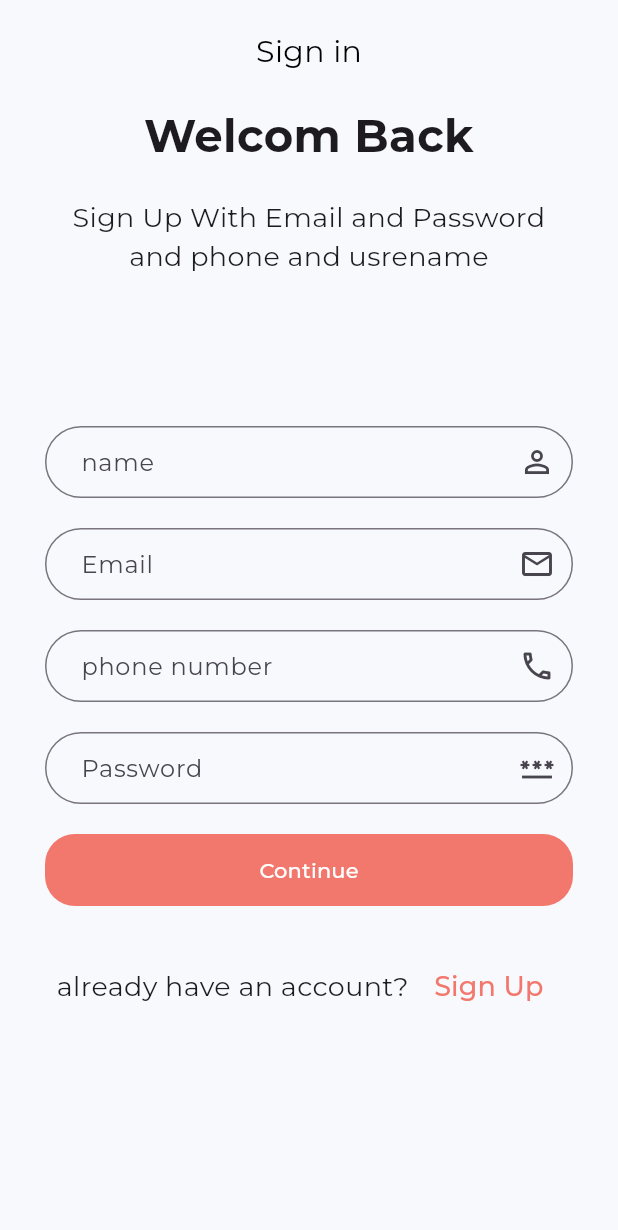
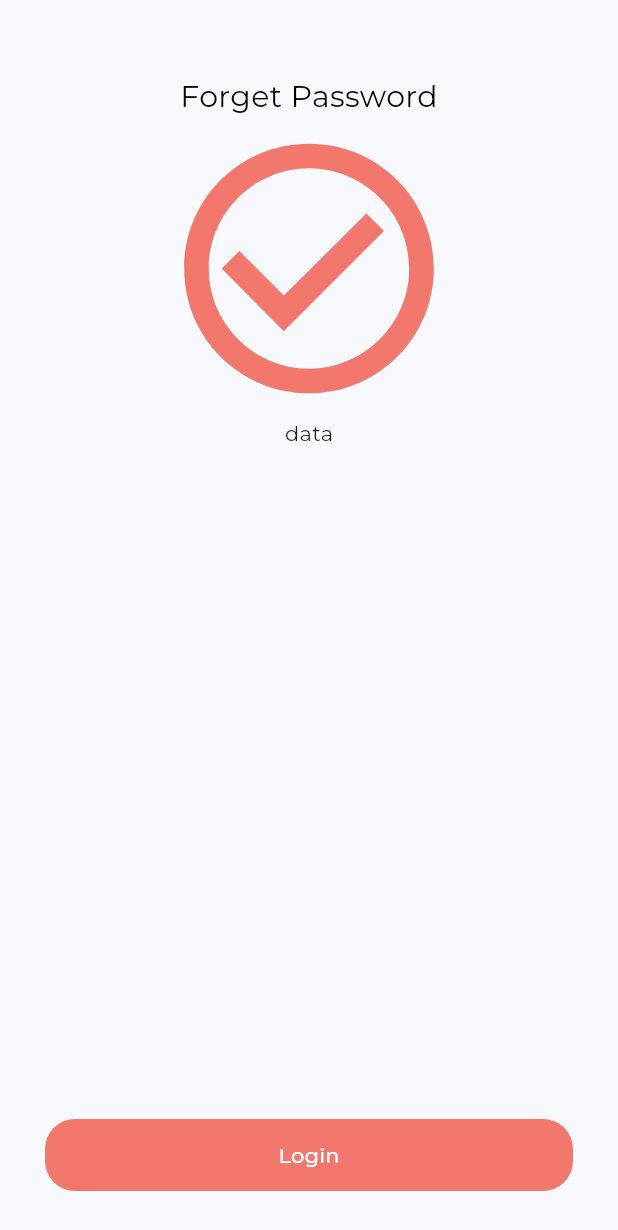
Before and after one commit to Ezzat200/E-commerce-app, a Flutter app: the SignUpScreen screen opened by its route, after a tap on "Continue", on a phone screen of 412 x 824 dp. Shown: the top 1230 px of the screen. Run offline on Flutter 3.47's test engine with Material 3 defaults, Android fonts, the phone set to English and light mode, and no system bars; our stand-ins replace bloc, flutter_bloc, flutter_otp_text_field, go_router, google_fonts, shared_preferences; accounts and stored records are empty; project files that could hold a hidden picture were left out.

Commit message:
"Updated AppRouter with new route and screen, refactored LoginScreen and SignUpScreen, and added dependencies to pubspec.yaml"

```diff
--- a/lib/core/utils/approuter.dart
+++ b/lib/core/utils/approuter.dart
@@ -1,8 +1,9 @@
-import 'package:e_commerce_app/view/screens/auth/forgetPasswrod.dart';
+import 'package:e_commerce_app/view/screens/auth/forgetScreens/forgetPasswrod.dart';
 import 'package:e_commerce_app/view/screens/auth/loginscreen.dart';
-import 'package:e_commerce_app/view/screens/auth/resetPassword.dart';
+import 'package:e_commerce_app/view/screens/auth/forgetScreens/resetPassword.dart';
 import 'package:e_commerce_app/view/screens/auth/signupScreen.dart';
-import 'package:e_commerce_app/view/screens/auth/verfiycode.dart';
+import 'package:e_commerce_app/view/screens/auth/forgetScreens/verfiycode.dart';
+import 'package:e_commerce_app/view/screens/auth/sucsess_signup.dart';
 import 'package:e_commerce_app/view/screens/onbording_screen.dart';
 import 'package:go_router/go_router.dart';
 
@@ -12,6 +13,8 @@ abstract class Approuter{
   static const KFrogetPassword='/frogetPassword';
   static const KResetPassword='/resetPassword';
   static const KVerfiyCode='/verfiyCode';
+  static const KSuccessSignup='/KsuccessSignup';
+
 
 
 
@@ -54,5 +57,11 @@ abstract class Approuter{
         return const VerfiycodeScreen ();
       },
     ),
+     GoRoute(
+      path: KSuccessSignup,
+      builder: (context, state) {
+        return const SuccessSignup ();
+      },
+    ),
     ]);
 }
--- a/lib/view/screens/auth/signupScreen.dart
+++ b/lib/view/screens/auth/signupScreen.dart
@@ -52,14 +52,19 @@ class SignUpScreen extends StatelessWidget {
 
 
 
-                    const  CustomButtonAuth(name: 'Continue',),
+                      CustomButtonAuth(
+                        onPressed: () {
+                      context.go(Approuter.KSuccessSignup);
+
+                        },
+                        name: 'Continue',),
 
 
 
                     const SizedBox(height: 30,),
                    CustomTextSignupOrSignin(
                     textOne: 'already have an account? ',
-                    textTwo: 'Sign Up',
+                    textTwo: 'Sign in',
             onPressed: () {
                       context.go(Approuter.KLoginScreen);
 
--- /dev/null
+++ b/lib/view/screens/auth/sucsess_signup.dart
@@ -0,0 +1,35 @@
+import 'package:e_commerce_app/core/constant/color.dart';
+import 'package:e_commerce_app/core/utils/approuter.dart';
+import 'package:e_commerce_app/view/widgets/auth/customButtonAuth.dart';
+import 'package:flutter/material.dart';
+import 'package:go_router/go_router.dart';
+
+class SuccessSignup extends StatelessWidget {
+  const SuccessSignup({super.key});
+
+  @override
+  Widget build(BuildContext context) {
+    return  Scaffold(
+      body:   Column(children: [
+         const SizedBox(height: 50,),
+                    const Row(
+                      mainAxisAlignment: MainAxisAlignment.center,
+                      children:[
+
+                          Text('Forget Password', style: TextStyle(fontSize: 20, color: Colors.black),)
+                      ],
+                    ),
+                    const Icon(Icons.check_circle_outline,size: 200,color: AppColor.primaryColor,),
+                    const Text('data'),
+                   const Spacer(),
+                    Padding(
+                      padding: const EdgeInsets.symmetric(horizontal: 30),
+                      child: CustomButtonAuth(name: 'Login', onPressed: () {
+                        context.go(Approuter.KLoginScreen);
+                      },),
+                    ),
+                   const SizedBox(height: 30,)
+      ],),
+    );
+  }
+}
--- a/lib/view/widgets/auth/customButtonAuth.dart
+++ b/lib/view/widgets/auth/customButtonAuth.dart
@@ -5,8 +5,10 @@ import 'package:flutter/material.dart';
 class CustomButtonAuth extends StatelessWidget {
   const CustomButtonAuth({
     super.key, required this.name,
+    required this.onPressed,
   });
 final String name;
+final void Function()? onPressed;
   @override
   Widget build(BuildContext context) {
     return Container(
@@ -15,6 +17,6 @@ final String name;
         borderRadius: BorderRadius.circular(20),
       color: AppColor.primaryColor,
       ),
-      child: MaterialButton(onPressed: (){},child:  Text(name,style:const TextStyle(color: Colors.white),),));
+      child: MaterialButton(onPressed: onPressed,child:  Text(name,style:const TextStyle(color: Colors.white),),));
   }
 }
--- a/pubspec.yaml
+++ b/pubspec.yaml
@@ -41,6 +41,9 @@ dependencies:
     sdk: flutter
   flutter_bloc: ^8.1.6
   flutter_local_notifications: ^17.2.2
+  flutter_localizations:
+    sdk: flutter
+  flutter_otp_text_field: ^1.2.0
   flutter_polyline_points: ^2.1.0
   flutter_svg: ^2.0.10+1
   fluttericon: ^2.0.0
@@ -55,8 +58,6 @@ dependencies:
   grouped_list: ^6.0.0
   image_picker: ^1.1.2
   image_pickers: ^2.0.5+2
-  flutter_localizations:
-    sdk: flutter
   intl: ^0.19.0
   jiffy: ^6.3.1
   path: ^1.9.0
```
Also changed, not shown: lib/view/screens/auth/check_email.dart (added, +72 -0 lines), lib/view/screens/auth/forgetScreens/forgetPasswrod.dart (added, +72 -0 lines), lib/view/screens/auth/forgetScreens/resetPassword.dart (added, +70 -0 lines), lib/view/screens/auth/forgetScreens/verfiycode.dart (added, +84 -0 lines), lib/view/screens/auth/loginscreen.dart (+14 -10 lines), lib/view/screens/auth/forgetScreens/success_reserPassword.dart (added), pubspec.lock.
